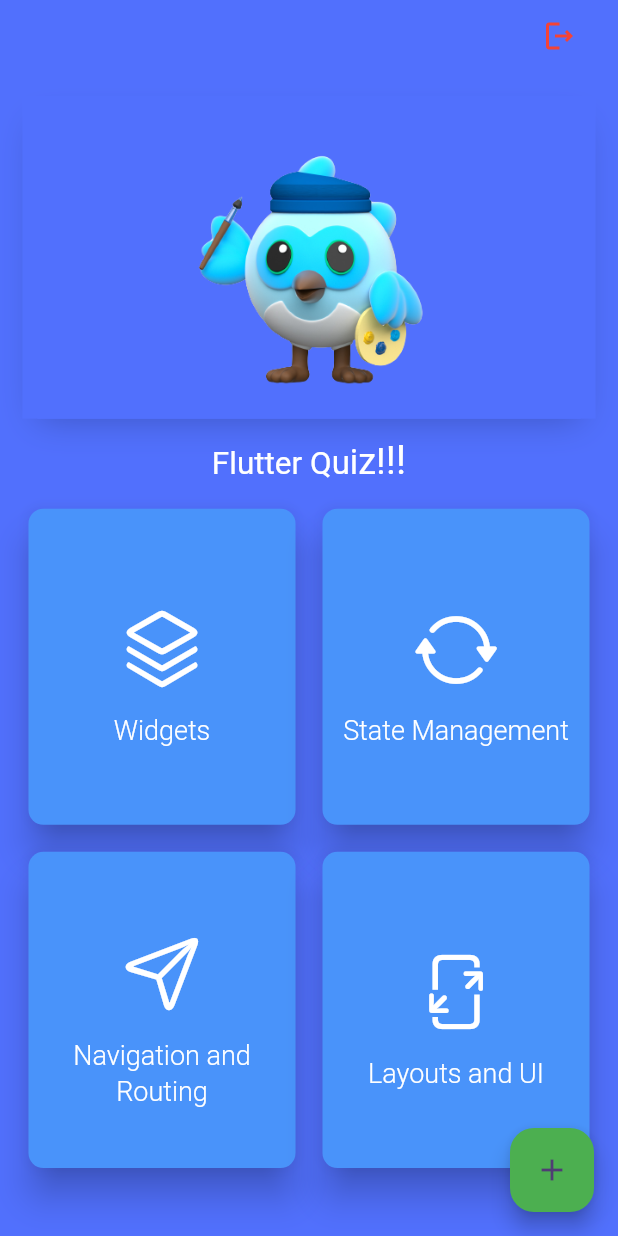
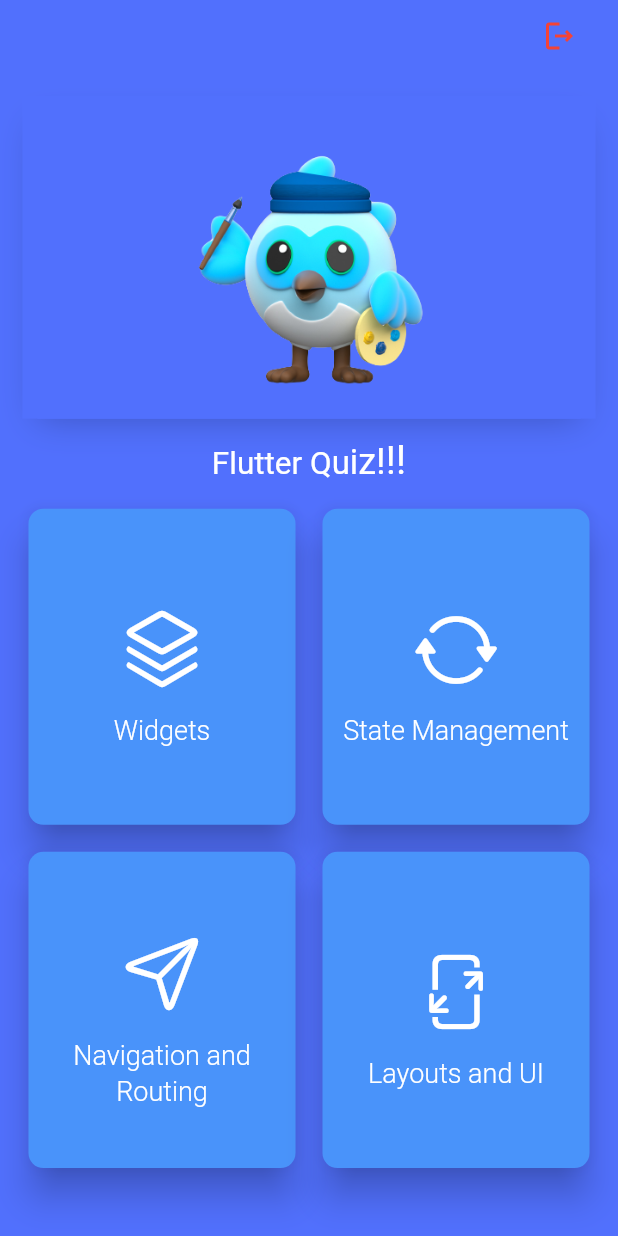
Before and after one commit to iradukunda12/Quiz_App, a Flutter app: the HomePage screen opened directly, on a phone screen of 412 x 824 dp. Run offline on Flutter 3.47's test engine with Material 3 defaults, Android fonts, the phone set to English and light mode, and no system bars; our stand-ins replace appinio_swiper, flip_card, hive, hive_flutter, quickalert, shared_preferences and 1 more; missing offline and left inert: widget_state_notifier; accounts and stored records are empty.

Commit message:
Distinct User from Admin

```diff
--- a/lib/views/home_screen.dart
+++ b/lib/views/home_screen.dart
@@ -187,7 +187,7 @@ class HomePage extends StatelessWidget {
                                             },
                                           );
                                         },
-                                        child: Icon(
+                                        child: const Icon(
                                           Icons.menu,
                                           color: Colors.white,
                                           size: 30,
@@ -207,7 +207,7 @@ class HomePage extends StatelessWidget {
             ),
           ),
         ),
-        floatingActionButton: FloatingActionButton(
+        floatingActionButton: (isAdmin) ? FloatingActionButton(
           onPressed: () {
             Navigator.push(
               context,
@@ -216,9 +216,9 @@ class HomePage extends StatelessWidget {
               ),
             );
           },
-          child: Icon(Icons.add),
           backgroundColor: Colors.green,
-        ),
+          child: const Icon(Icons.add),
+        ) : const SizedBox(),
       );
     });
   }
```
